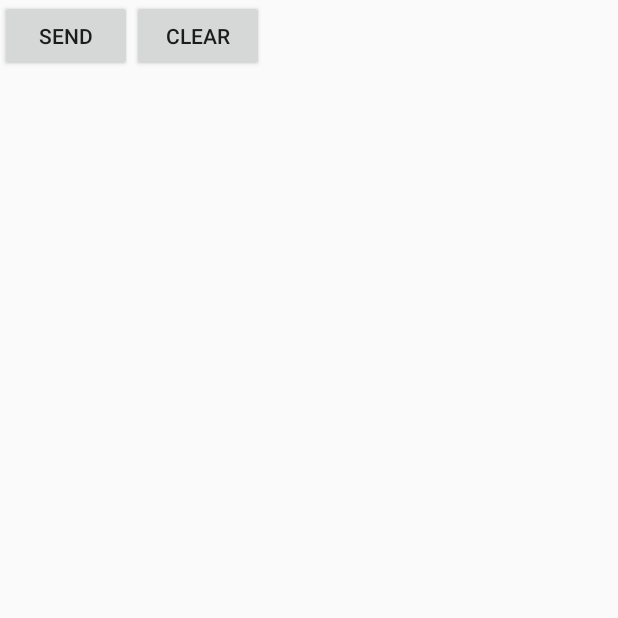
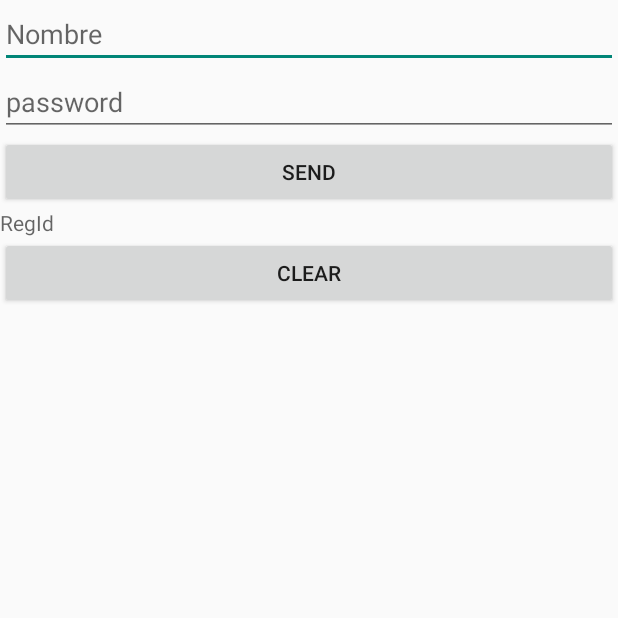
Before and after one commit to jamsac2012/Ubiquo-App, an Android app: the screen it shows after launch (MainActivity), on a phone screen of 412 x 824 dp, the top half of it. Run offline under Robolectric (Android 15) with nearby library versions, the phone set to English and light mode, and no system bars.

```diff
--- a/app/src/main/res/layout/activity_main.xml
+++ b/app/src/main/res/layout/activity_main.xml
@@ -5,32 +5,40 @@
     <LinearLayout android:layout_width="fill_parent"
         android:layout_height="fill_parent"
         android:orientation="vertical">
-        <LinearLayout
+
+
+        <EditText
             android:layout_width="match_parent"
             android:layout_height="wrap_content"
-            android:orientation="horizontal"
-            >
+            android:hint="Nombre"
+            android:id="@+id/edt_nombre"/>
 
-            <Button
-                android:id="@+id/send"
-                android:layout_width="wrap_content"
-                android:layout_height="wrap_content"
-                android:onClick="onClick"
-                android:text="@string/send" />
+        <EditText
+            android:layout_width="match_parent"
+            android:layout_height="wrap_content"
+            android:hint="password"
+            android:id="@+id/edt_pass"/>
 
-            <Button
-                android:id="@+id/clear"
-                android:layout_width="wrap_content"
-                android:layout_height="wrap_content"
-                android:onClick="onClick"
-                android:text="@string/clear" />
-
-        </LinearLayout>
+        <Button
+            android:id="@+id/send"
+            android:layout_width="fill_parent"
+            android:layout_height="wrap_content"
+            android:onClick="onClick"
+            android:text="@string/send" />
 
         <TextView
             android:id="@+id/display"
+            android:hint="RegId"
             android:layout_width="fill_parent"
             android:layout_height="wrap_content"/>
+
+        <Button
+            android:id="@+id/clear"
+            android:layout_width="fill_parent"
+            android:layout_height="wrap_content"
+            android:onClick="onClick"
+            android:text="@string/clear"
+            android:layout_gravity="center_horizontal" />
 
     </LinearLayout>
 
```
Also changed, not shown: app/src/main/java/la/applica/ubiquo/MainActivity.java (+70 -8 lines), app/src/main/java/la/applica/ubiquo/TareaUsuario.java (deleted, +0 -7 lines).
